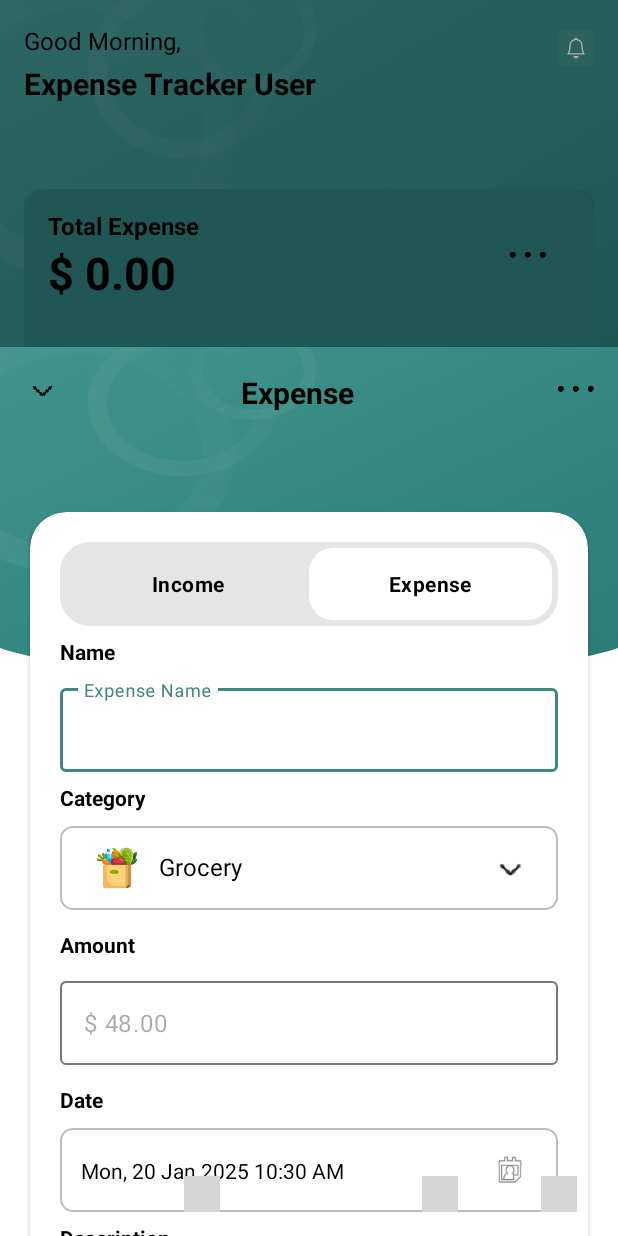
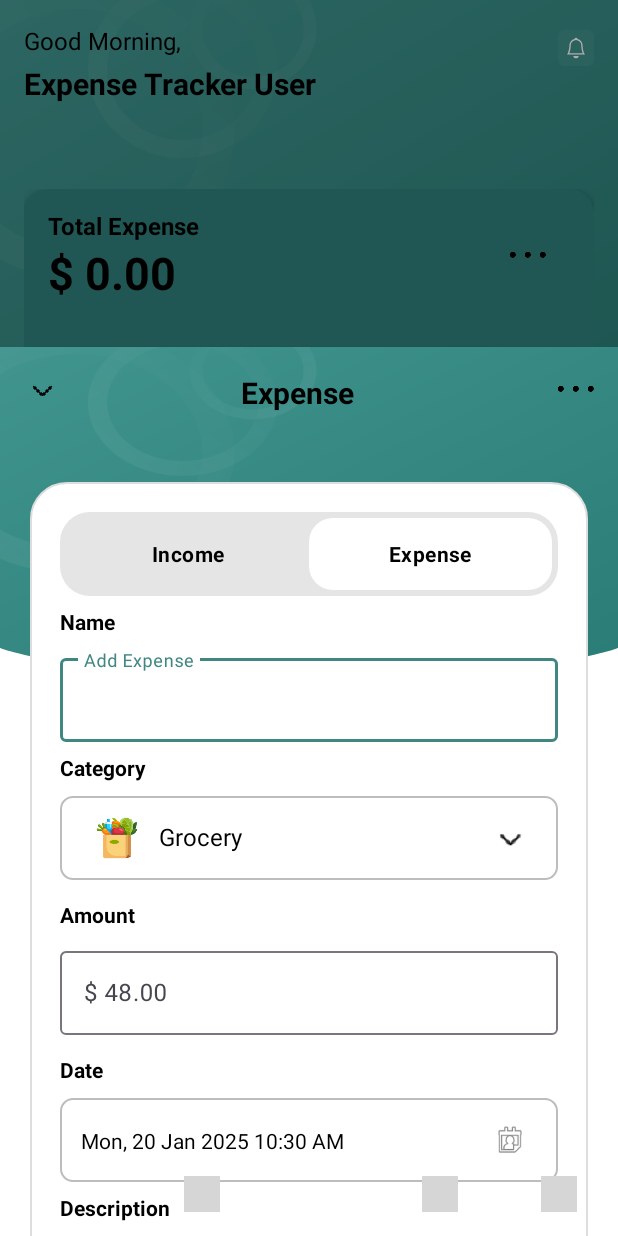
Before and after one commit to DSKarthikeyan/Expense-Tracker, an Android app: the screen it shows after launch (MainActivity), after a tap on "Add", on a phone screen of 412 x 824 dp. Run offline under Robolectric (Android 15) with nearby library versions, the phone set to English and light mode, and no system bars; our stand-ins replace Room's generated code, navigation-ui; 3 other taps on this screen came first; grey boxes are pictures that could not be loaded.

Commit message:
Add new Expense issue fix

```diff
--- a/app/src/main/java/com/dsk/myexpense/expense_module/ui/view/AddNewExpenseActivity.kt
+++ b/app/src/main/java/com/dsk/myexpense/expense_module/ui/view/AddNewExpenseActivity.kt
@@ -136,12 +136,13 @@
 
         selectedCurrency = CurrencyCache.getCurrencySymbol(requireContext()).toString()
 
-        binding.addNewExpenseWidget.addExpenseAmountTextView.apply {
-            visibility = View.VISIBLE
-            isEnabled = true
-            isFocusable = true
-            hint = "$selectedCurrency 48.00"
-            addTextChangedListener(createCurrencyTextWatcher(selectedCurrency, this))
+        binding.addNewExpenseWidget.apply {
+            amountExpenseGroup.hint = "$selectedCurrency 48.00" // Set hint on TextInputLayout
+            amountExpenseGroup.isHintEnabled = true
+            addExpenseAmountTextView.apply {
+                visibility = View.VISIBLE
+                addTextChangedListener(createCurrencyTextWatcher(selectedCurrency, this))
+            }
         }
     }
 
@@ -220,14 +221,19 @@
 
     private fun updateUIBasedOnSelection() {
         binding.addNewExpenseWidget.apply {
+            expenseNameGroup.isHintEnabled = true
             if (isNewExpense) {
                 headerBarViewModel.setHeaderTitle(getString(R.string.text_expense))
                 addExpenseButton.text = getString(R.string.text_add_expense)
+                expenseNameGroup.hint = getString(R.string.text_add_expense) // Updated
             } else {
                 headerBarViewModel.setHeaderTitle(getString(R.string.text_income))
                 addExpenseButton.text = getString(R.string.text_add_income)
+                expenseNameGroup.hint = getString(R.string.text_add_income) // Updated
             }
             addExpenseButton.setBackgroundResource(R.drawable.button_background)
+            addExpenseNameTextView.clearFocus()
+            addExpenseNameTextView.requestFocus()
         }
     }
 
--- a/app/src/main/res/drawable/card_background.xml
+++ b/app/src/main/res/drawable/card_background.xml
@@ -1,6 +1,6 @@
 <?xml version="1.0" encoding="utf-8"?>
 <shape xmlns:android="http://schemas.android.com/apk/res/android">
-    <solid android:color="#FFFFFF"/>
-    <corners android:radius="8dp"/>
+    <solid android:color="@color/white"/>
+    <corners android:radius="24dp"/>
     <stroke android:color="#DDDDDD" android:width="1dp"/>
 </shape>
--- a/app/src/main/res/layout/content_add_new_expense.xml
+++ b/app/src/main/res/layout/content_add_new_expense.xml
@@ -23,23 +23,15 @@
         app:layout_constraintStart_toStartOf="parent"
         app:layout_constraintTop_toTopOf="parent" />
 
-    <androidx.core.widget.NestedScrollView
-        android:id="@+id/addExpenseScrollView"
-        android:layout_width="match_parent"
-        android:layout_height="wrap_content"
-        android:padding="20dp"
-        android:layout_marginTop="30dp"
-        android:clipToPadding="false"
-        app:layout_constraintTop_toBottomOf="@+id/headerBarLayout">
-
-        <androidx.cardview.widget.CardView
+    <androidx.constraintlayout.widget.ConstraintLayout
         android:id="@+id/addExpenseContentViewGroup"
         android:layout_width="match_parent"
         android:layout_height="0dp"
+        android:layout_marginStart="20dp"
+        android:layout_marginTop="30dp"
+        android:layout_marginEnd="20dp"
         android:background="@drawable/card_background"
-            app:cardCornerRadius="24dp"
-            android:layout_marginBottom="20dp"
-            app:cardElevation="2dp"
+        android:padding="20dp"
         app:layout_constraintEnd_toEndOf="parent"
         app:layout_constraintStart_toStartOf="parent"
         app:layout_constraintTop_toBottomOf="@id/headerBarLayout">
@@ -47,12 +39,11 @@
         <androidx.core.widget.NestedScrollView
             android:id="@+id/addExpenseCardScrollViewContent"
             android:layout_width="match_parent"
-                android:layout_height="wrap_content"
-                android:padding="20dp"
+            android:layout_height="0dp"
             android:clipToPadding="false"
             app:layout_constraintEnd_toEndOf="parent"
             app:layout_constraintStart_toStartOf="parent"
-                app:layout_constraintTop_toBottomOf="@+id/headerBarLayout">
+            app:layout_constraintTop_toTopOf="parent">
 
             <androidx.constraintlayout.widget.ConstraintLayout
                 android:id="@+id/addExpenseContentView"
@@ -119,8 +110,7 @@
                     <com.google.android.material.textfield.TextInputEditText
                         android:id="@+id/addExpenseNameTextView"
                         android:layout_width="match_parent"
-                            android:layout_height="56dp"
-                            android:hint="@string/text_expense_name" />
+                        android:layout_height="56dp" />
                 </com.google.android.material.textfield.TextInputLayout>
 
                 <TextView
@@ -198,7 +188,6 @@
                         android:id="@+id/addExpenseAmountTextView"
                         android:layout_width="match_parent"
                         android:layout_height="56dp"
-                            android:contentDescription="@string/text_amount_placeholder"
                         android:inputType="numberDecimal" />
                 </com.google.android.material.textfield.TextInputLayout>
 
@@ -336,15 +325,14 @@
                     android:layout_height="60dp"
                     android:layout_marginTop="16dp"
                     android:background="@drawable/button_background"
-                        android:text="@string/text_download_receipt"
+                    android:text="@string/text_add_expense"
                     android:textColor="@color/teal_700"
-                        app:layout_constraintTop_toBottomOf="@+id/addExpenseAddInvoiceView"
                     app:layout_constraintBottom_toBottomOf="parent"
+                    app:layout_constraintEnd_toEndOf="parent"
                     app:layout_constraintStart_toStartOf="parent"
-                        app:layout_constraintEnd_toEndOf="parent" />
+                    app:layout_constraintTop_toBottomOf="@+id/addExpenseAddInvoiceView" />
 
             </androidx.constraintlayout.widget.ConstraintLayout>
         </androidx.core.widget.NestedScrollView>
-        </androidx.cardview.widget.CardView>
-    </androidx.core.widget.NestedScrollView>
     </androidx.constraintlayout.widget.ConstraintLayout>
+</androidx.constraintlayout.widget.ConstraintLayout>
--- a/app/src/main/res/layout/fragment_wallet_details.xml
+++ b/app/src/main/res/layout/fragment_wallet_details.xml
@@ -83,6 +83,7 @@
             android:id="@+id/scrollView"
             android:layout_width="0dp"
             android:layout_height="0dp"
+            android:layout_marginTop="10dp"
             app:layout_constraintTop_toBottomOf="@id/addExpenseContainerView"
             app:layout_constraintBottom_toBottomOf="parent"
             app:layout_constraintEnd_toEndOf="parent"
```
Also changed, not shown: app/src/main/res/layout/fragment_settings.xml (+13 -16 lines). Lines whose indentation alone changed are shown as unchanged.
